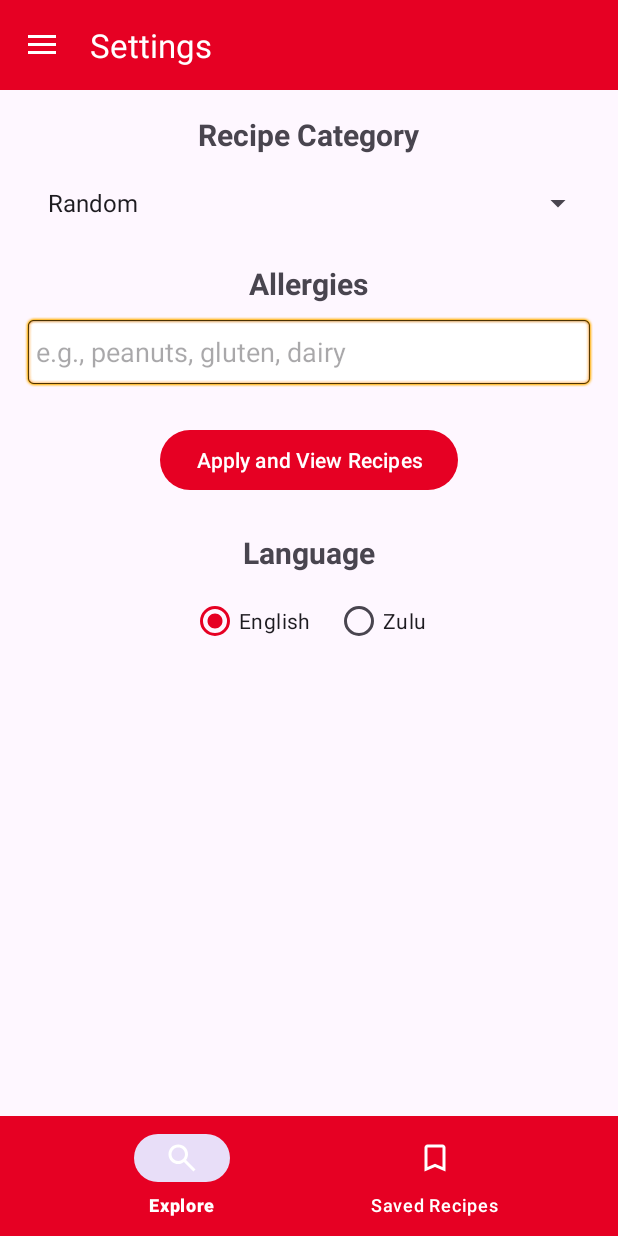
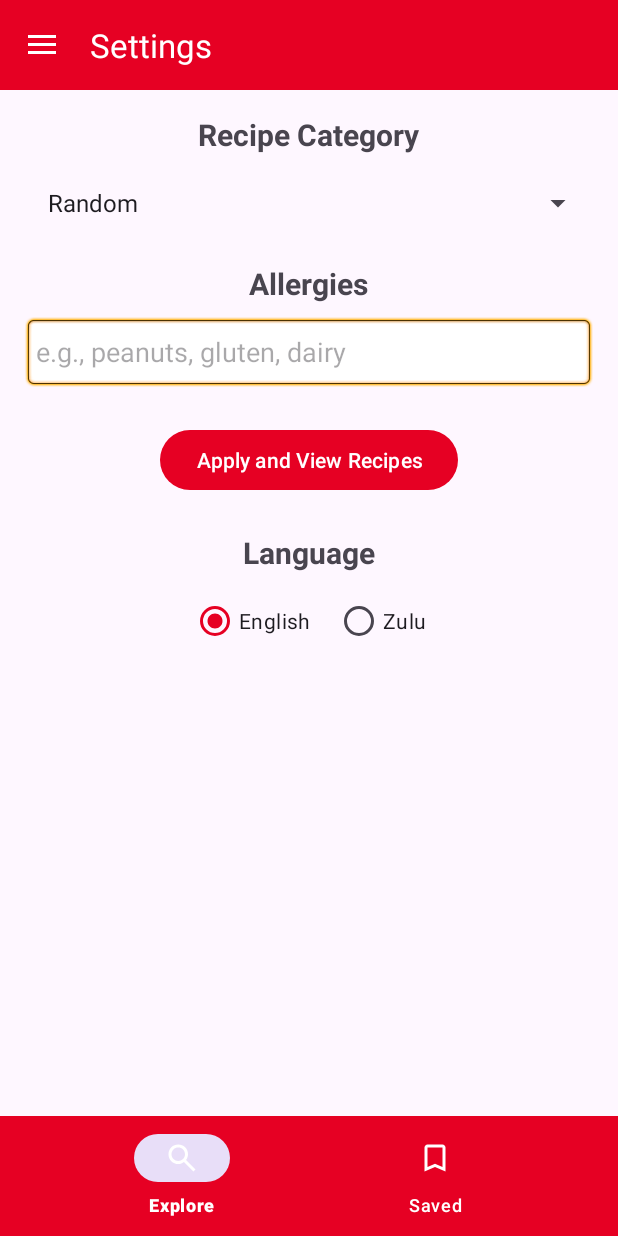
Before and after one commit to SendzoM/TasteMealApp, an Android app: the HomeFragment screen opened directly, with no data from a screen before it, in the side drawer, after a tap on "Settings", on a phone screen of 412 x 824 dp. Run offline under Robolectric (Android 15) with nearby library versions, the phone set to English and light mode, and no system bars; our stand-ins replace Firebase (no records; nobody signed in at launch, a user with empty details on screens opened directly), Room's generated code, navigation-ui; network calls fail; pictures from the network do not load.

Commit message:
Updated language support implementation

```diff
--- a/app/src/main/java/com/example/recipeapp/network/ApiKeyInterceptor.kt
+++ b/app/src/main/java/com/example/recipeapp/network/ApiKeyInterceptor.kt
@@ -5,7 +5,7 @@ import okhttp3.Response
 
 class ApiKeyInterceptor : Interceptor {
     override fun intercept(chain: Interceptor.Chain): Response {
-        val apiKey = "2d5c7c7c64e34010a0748f7fb898cf8e"
+        val apiKey = "ae4fd6a66a1d4f8aadf2366b706feb06"
         val original = chain.request()
         val newUrl = original.url.newBuilder()
             .addQueryParameter("apiKey", apiKey)
--- a/app/src/main/res/layout/recipe_item.xml
+++ b/app/src/main/res/layout/recipe_item.xml
@@ -16,7 +16,7 @@
             android:id="@+id/recipe_image"
             android:layout_width="0dp"
             android:layout_height="0dp"
-            android:contentDescription="Recipe Image"
+            android:contentDescription="@string/recipes"
             android:scaleType="centerCrop"
             app:layout_constraintDimensionRatio="1:1"
             app:layout_constraintEnd_toEndOf="parent"
--- a/app/src/main/res/menu/bottom_nav_menu.xml
+++ b/app/src/main/res/menu/bottom_nav_menu.xml
@@ -4,10 +4,10 @@
     <item
         android:id="@+id/nav_home"
         android:icon="@drawable/baseline_search"
-        android:title="Explore"/>
+        android:title="@string/explore"/>
     <item
         android:id="@+id/nav_saved_recipes"
         android:icon="@drawable/baseline_save"
-        android:title="Saved Recipes"/>
+        android:title="@string/saved"/>
 
 </menu>
--- a/app/src/main/res/menu/nav_menu.xml
+++ b/app/src/main/res/menu/nav_menu.xml
@@ -9,17 +9,17 @@
         <item
             android:id="@+id/nav_home"
             android:icon="@drawable/ic_baseline_home"
-            android:title="Home"/>
+            android:title="@string/home"/>
 
         <item
             android:id="@+id/nav_settings"
             android:icon="@drawable/baseline_settings"
-            android:title="Settings"/>
+            android:title="@string/settings"/>
 
         <item
             android:id="@+id/nav_about"
             android:icon="@drawable/baseline_info"
-            android:title="About Us"/>
+            android:title="@string/about_us"/>
     </group>
 
     <item
@@ -28,7 +28,7 @@
             <item
                 android:id="@+id/nav_logout"
                 android:icon="@drawable/baseline_exit"
-                android:title="Logout"/>
+                android:title="@string/logout"/>
         </menu>
     </item>
 
```
